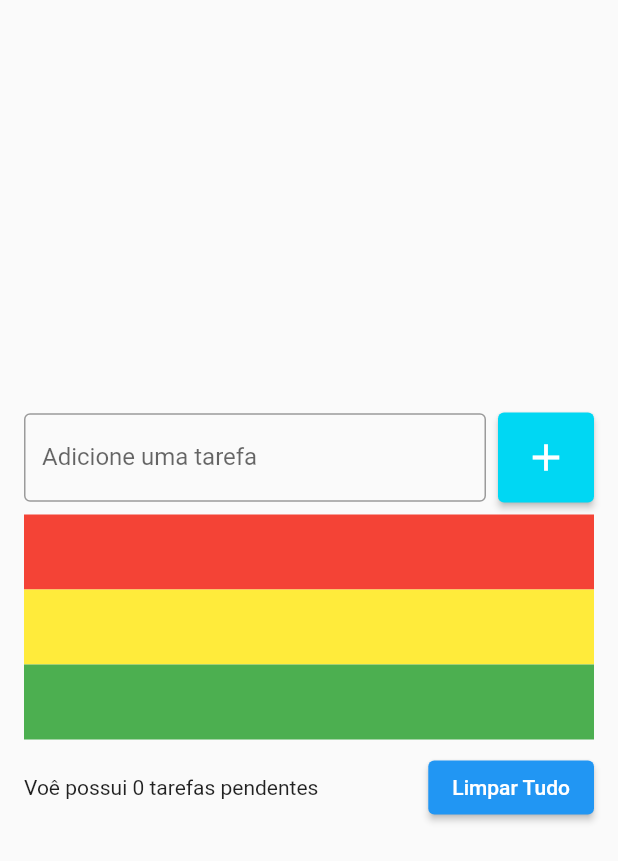
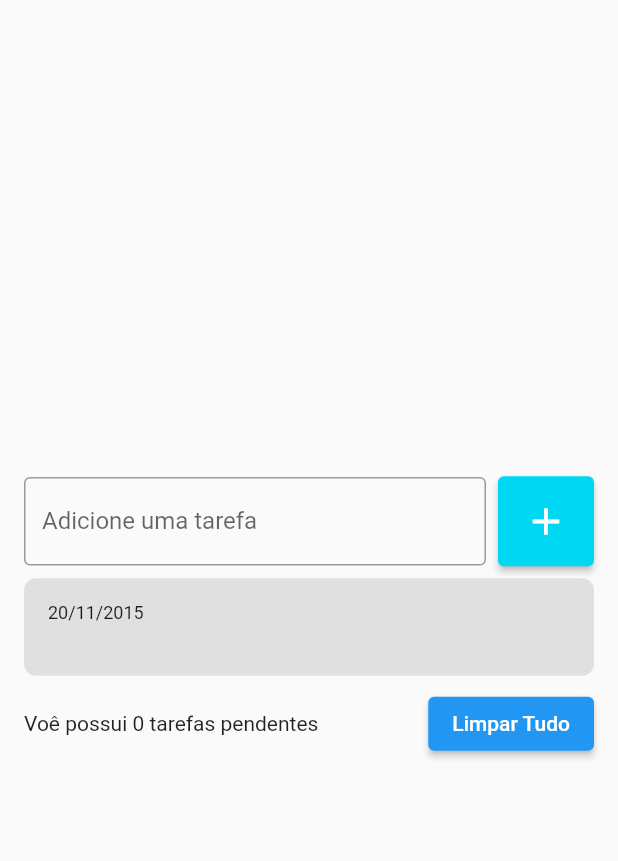
Before and after one commit to israelemanuel/todo_list, a Flutter app: the screen it shows after launch, after a tap on the "add" icon, on a phone screen of 412 x 824 dp. Shown: the top 861 px of the screen. Run offline on Flutter 3.47's test engine with Material 2 defaults, Android fonts, the phone set to English and light mode, and no system bars.

Commit message:
Adilçao de tarefas automaticas

```diff
--- a/lib/pages/todo_list_page.dart
+++ b/lib/pages/todo_list_page.dart
@@ -1,11 +1,22 @@
 import 'package:flutter/material.dart';
+import 'package:todo_list/widgets/tasks_list_item.dart';
 
-class TodoListPage extends StatelessWidget {
-  const TodoListPage({Key? key}) : super(key: key);
+class TodoListPage extends StatefulWidget {
+  TodoListPage({Key? key}) : super(key: key);
+
+  @override
+  State<TodoListPage> createState() => _TodoListPageState();
+}
+
+class _TodoListPageState extends State<TodoListPage> {
+  List<String> tasks = [];
+
+  final TextEditingController todoController = TextEditingController();
 
   @override
   Widget build(BuildContext context) {
-    return Scaffold(
+    return SafeArea(
+      child: Scaffold(
         body: Center(
           child: Padding(
             padding: const EdgeInsets.all(16),
@@ -16,7 +27,8 @@ class TodoListPage extends StatelessWidget {
                   children: [
                     Expanded(
                       child: TextField(
-                      decoration: InputDecoration(
+                        controller: todoController,
+                        decoration: const InputDecoration(
                           border: OutlineInputBorder(),
                           labelText: "Adicione uma tarefa",
                           hintText: "Estudar Flutter",
@@ -25,14 +37,19 @@ class TodoListPage extends StatelessWidget {
                     ),
                     SizedBox(width: 8),
                     ElevatedButton(
-                    onPressed: () {},
+                      onPressed: () {
+                        String text = todoController.text;
+                        setState(() {
+                          tasks.add(text);
+                        });
+                      },
                       style: ElevatedButton.styleFrom(
                         //primary: Colors.cyan,
                         primary: const Color(0xff00d7f3),
                         //fixedSize: Size(100, 200),
                         padding: const EdgeInsets.all(15),
                       ),
-                    child: Icon(
+                      child: const Icon(
                         Icons.add,
                         size: 30,
                         color: Colors.white,
@@ -41,28 +58,22 @@ class TodoListPage extends StatelessWidget {
                   ],
                 ),
                 SizedBox(height: 8),
-              ListView(
+                Flexible(
+                  child: ListView(
                     shrinkWrap: true,
                     children: [
-                  Container(
-                    color: Colors.red,
-                    height: 50,
-                  ),
-                  Container(
-                    color: Colors.yellow,
-                    height: 50,
-                  ),
-                  Container(
-                    color: Colors.green,
-                    height: 50,
+                      for (String task in tasks)
+                        TodoListItem(
+                          title: task,
                         ),
                     ],
+                  ),
                 ),
                 SizedBox(height: 8),
                 Row(
                   children: [
                     Expanded(
-                    child: Text("Voê possui 0 tarefas pendentes"),
+                      child: const Text("Voê possui 0 tarefas pendentes"),
                     ),
                     SizedBox(width: 8),
                     ElevatedButton(onPressed: () {}, child: Text("Limpar Tudo"))
@@ -72,6 +83,7 @@ class TodoListPage extends StatelessWidget {
             ),
           ),
         ),
+      ),
     );
   }
 }
--- /dev/null
+++ b/lib/widgets/tasks_list_item.dart
@@ -0,0 +1,38 @@
+import 'package:flutter/material.dart';
+
+class TodoListItem extends StatelessWidget {
+  const TodoListItem({Key? key , required this.title}) : super(key: key);
+
+  final String title;
+
+  @override
+  Widget build(BuildContext context) {
+    return Container(
+      decoration: BoxDecoration(
+        borderRadius: BorderRadius.circular(8),
+        color: Colors.grey[300],
+      ),
+
+      padding: const EdgeInsets.all(16),
+      child: Column(
+        // Não funciona mainAxisAlignment: MainAxisAlignment.start,
+        crossAxisAlignment: CrossAxisAlignment.start,
+        children: [
+         const Text(
+            "20/11/2015",
+            style: TextStyle(
+              fontSize: 12,
+            ),
+          ),
+          Text(
+            title,
+            style: const TextStyle(
+              fontWeight: FontWeight.w700,
+              fontSize: 16,
+            ),
+          ),
+        ],
+      ),
+    );
+  }
+}
```
Lines whose indentation alone changed are shown as unchanged.
